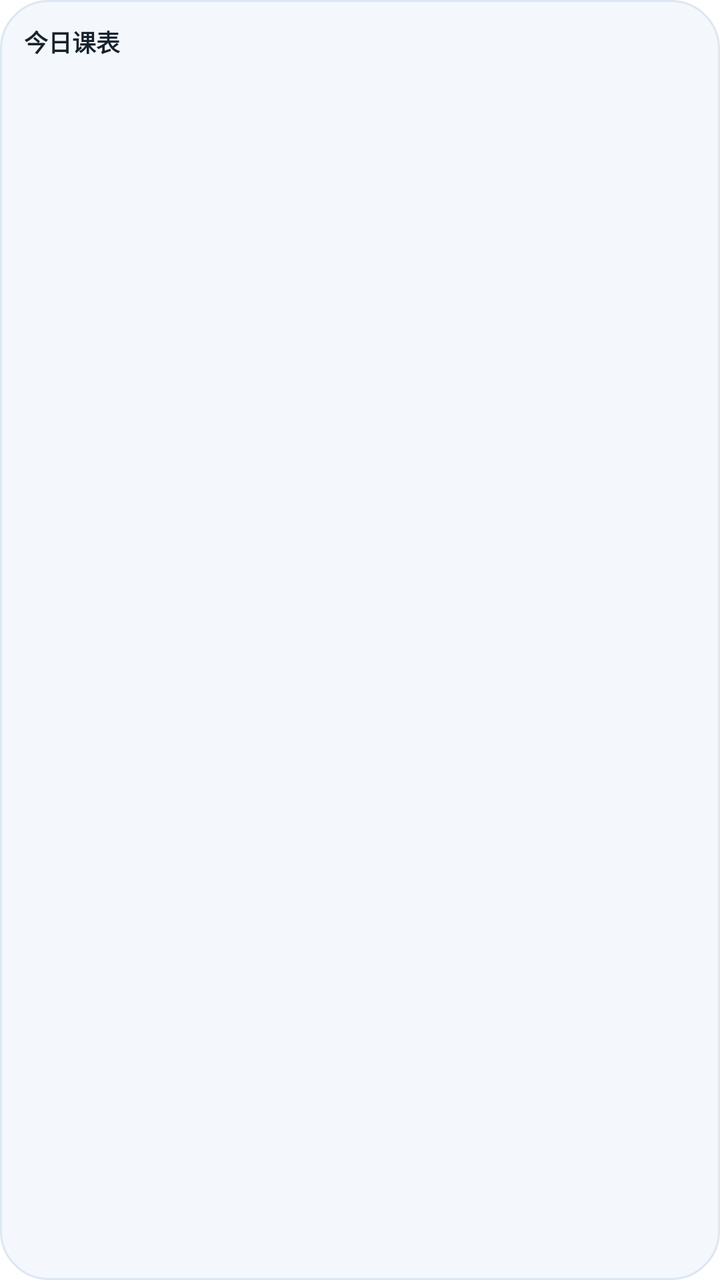
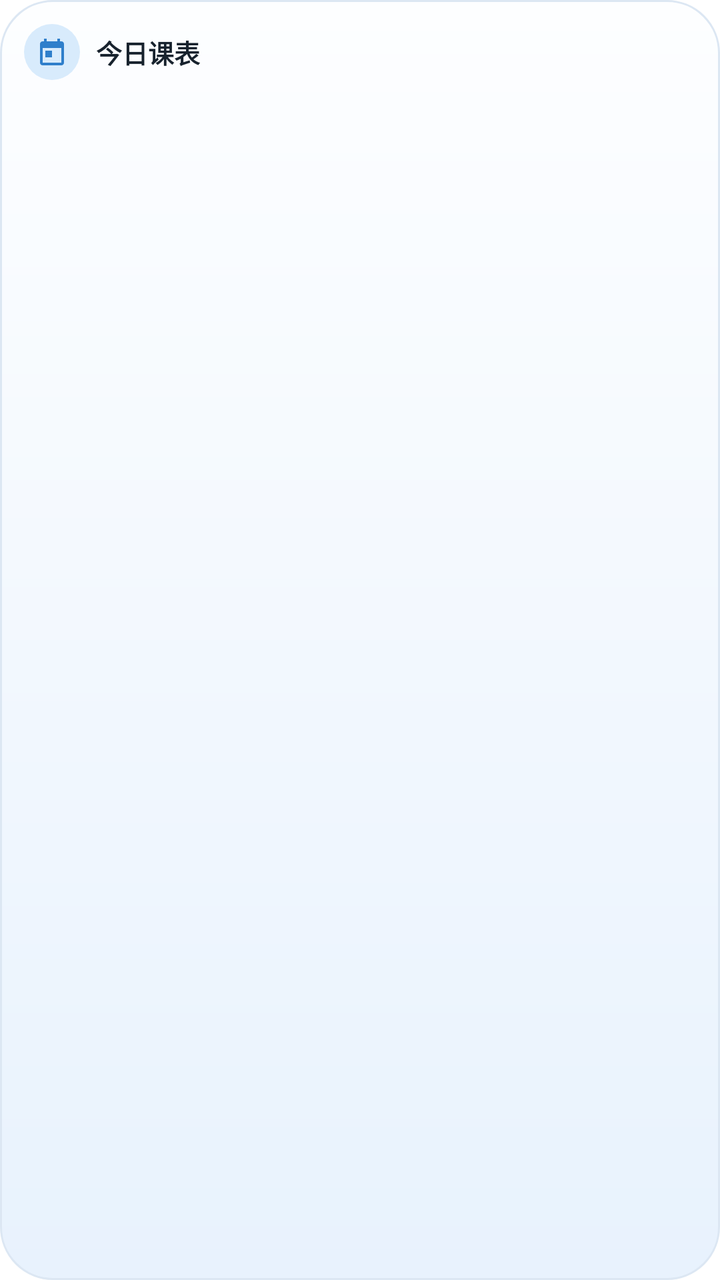

Before-and-after screenshots of an Android layout around one commit, followed by the original layout XML and the change that was made.
<!-- AndroidManifest.xml: fallback theme Theme.MaterialComponents.DayNight.NoActionBar -->
<!-- res/layout/widget_today_schedule.xml -->
<?xml version="1.0" encoding="utf-8"?>
<LinearLayout xmlns:android="http://schemas.android.com/apk/res/android"
    android:id="@+id/widget_schedule_root"
    android:layout_width="match_parent"
    android:layout_height="match_parent"
    android:orientation="vertical"
    android:background="@drawable/widget_background"
    android:padding="12dp">

    <LinearLayout
        android:layout_width="match_parent"
        android:layout_height="wrap_content"
        android:orientation="horizontal"
        android:gravity="center_vertical">

        <TextView
            android:id="@+id/widget_schedule_title"
            android:layout_width="wrap_content"
            android:layout_height="wrap_content"
            android:text="@string/widget_schedule_title"
            android:textColor="@color/widget_text"
            android:textSize="12sp"
            android:textStyle="bold" />

        <TextView
            android:id="@+id/widget_schedule_date"
            android:layout_width="0dp"
            android:layout_height="wrap_content"
            android:layout_weight="1"
            android:gravity="end"
            android:maxLines="1"
            android:ellipsize="end"
            android:textColor="@color/widget_muted"
            android:textSize="10sp" />
    </LinearLayout>

    <TextView
        android:id="@+id/widget_schedule_empty"
        android:layout_width="match_parent"
        android:layout_height="wrap_content"
        android:layout_marginTop="10dp"
        android:text="@string/widget_schedule_unsynced"
        android:textColor="@color/widget_muted"
        android:textSize="12sp"
        android:visibility="gone" />

    <LinearLayout
        android:id="@+id/widget_schedule_row_1"
        android:layout_width="match_parent"
        android:layout_height="wrap_content"
        android:orientation="horizontal"
        android:gravity="center_vertical"
        android:layout_marginTop="5dp"
        android:visibility="gone">

        <TextView
            android:id="@+id/widget_schedule_time_1"
            android:layout_width="52dp"
            android:layout_height="wrap_content"
            android:textColor="@color/widget_muted"
            android:textSize="9sp"
            android:maxLines="1" />

        <TextView
            android:id="@+id/widget_schedule_name_1"
            android:layout_width="0dp"
            android:layout_height="wrap_content"
            android:layout_weight="1"
            android:textColor="@color/widget_text"
            android:textSize="12sp"
            android:textStyle="bold"
            android:maxLines="1"
            android:ellipsize="end" />

        <TextView
            android:id="@+id/widget_schedule_room_1"
            android:layout_width="wrap_content"
            android:layout_height="wrap_content"
            android:layout_marginStart="6dp"
            android:textColor="@color/widget_muted"
            android:textSize="9sp"
            android:maxLines="1" />
    </LinearLayout>

    <LinearLayout
        android:id="@+id/widget_schedule_row_2"
        android:layout_width="match_parent"
        android:layout_height="wrap_content"
        android:orientation="horizontal"
        android:gravity="center_vertical"
        android:layout_marginTop="5dp"
        android:visibility="gone">

        <TextView
            android:id="@+id/widget_schedule_time_2"
            android:layout_width="52dp"
            android:layout_height="wrap_content"
            android:textColor="@color/widget_muted"
            android:textSize="9sp"
            android:maxLines="1" />

        <TextView
            android:id="@+id/widget_schedule_name_2"
            android:layout_width="0dp"
            android:layout_height="wrap_content"
            android:layout_weight="1"
            android:textColor="@color/widget_text"
            android:textSize="12sp"
            android:textStyle="bold"
            android:maxLines="1"
            android:ellipsize="end" />

        <TextView
            android:id="@+id/widget_schedule_room_2"
            android:layout_width="wrap_content"
            android:layout_height="wrap_content"
            android:layout_marginStart="6dp"
            android:textColor="@color/widget_muted"
            android:textSize="9sp"
            android:maxLines="1" />
    </LinearLayout>

    <LinearLayout
        android:id="@+id/widget_schedule_row_3"
        android:layout_width="match_parent"
        android:layout_height="wrap_content"
        android:orientation="horizontal"
        android:gravity="center_vertical"
        android:layout_marginTop="5dp"
        android:visibility="gone">

        <TextView
            android:id="@+id/widget_schedule_time_3"
            android:layout_width="52dp"
            android:layout_height="wrap_content"
            android:textColor="@color/widget_muted"
            android:textSize="9sp"
            android:maxLines="1" />

        <TextView
            android:id="@+id/widget_schedule_name_3"
            android:layout_width="0dp"
            android:layout_height="wrap_content"
            android:layout_weight="1"
            android:textColor="@color/widget_text"
            android:textSize="12sp"
            android:textStyle="bold"
            android:maxLines="1"
            android:ellipsize="end" />

        <TextView
            android:id="@+id/widget_schedule_room_3"
            android:layout_width="wrap_content"
            android:layout_height="wrap_content"
            android:layout_marginStart="6dp"
            android:textColor="@color/widget_muted"
            android:textSize="9sp"
            android:maxLines="1" />
    </LinearLayout>

    <LinearLayout
        android:id="@+id/widget_schedule_row_4"
        android:layout_width="match_parent"
        android:layout_height="wrap_content"
        android:orientation="horizontal"
        android:gravity="center_vertical"
        android:layout_marginTop="5dp"
        android:visibility="gone">

        <TextView
            android:id="@+id/widget_schedule_time_4"
            android:layout_width="52dp"
            android:layout_height="wrap_content"
            android:textColor="@color/widget_muted"
            android:textSize="9sp"
            android:maxLines="1" />

        <TextView
            android:id="@+id/widget_schedule_name_4"
            android:layout_width="0dp"
            android:layout_height="wrap_content"
            android:layout_weight="1"
            android:textColor="@color/widget_text"
            android:textSize="12sp"
            android:textStyle="bold"
            android:maxLines="1"
            android:ellipsize="end" />

        <TextView
            android:id="@+id/widget_schedule_room_4"
            android:layout_width="wrap_content"
            android:layout_height="wrap_content"
            android:layout_marginStart="6dp"
            android:textColor="@color/widget_muted"
            android:textSize="9sp"
            android:maxLines="1" />
    </LinearLayout>
</LinearLayout>
<!-- resources referenced by this layout -->
<resources>
  <color name="widget_muted">#6B7C8E</color>
  <color name="widget_text">#17222D</color>
  <!-- drawable widget_background (drawable) -->
  <?xml version="1.0" encoding="utf-8"?>
  <shape xmlns:android="http://schemas.android.com/apk/res/android"
      android:shape="rectangle">
      <solid android:color="@color/widget_background" />
      <stroke
          android:width="1dp"
          android:color="@color/widget_divider" />
      <corners android:radius="24dp" />
  </shape>
  <string name="widget_schedule_title">今日课表</string>
  <string name="widget_schedule_unsynced">尚未同步课表</string>
  <color name="widget_background">#F4F8FD</color>
  <color name="widget_divider">#DCE7F3</color>
</resources>

<!-- the commit's change to res/layout/widget_today_schedule.xml (unified diff, before → after) -->
@@ -3,196 +3,245 @@
     android:id="@+id/widget_schedule_root"
     android:layout_width="match_parent"
     android:layout_height="match_parent"
+    android:background="@drawable/widget_background"
     android:orientation="vertical"
-    android:background="@drawable/widget_background"
     android:padding="12dp">
 
     <LinearLayout
         android:layout_width="match_parent"
         android:layout_height="wrap_content"
-        android:orientation="horizontal"
-        android:gravity="center_vertical">
+        android:gravity="center_vertical"
+        android:orientation="horizontal">
+
+        <FrameLayout
+            android:layout_width="28dp"
+            android:layout_height="28dp"
+            android:background="@drawable/widget_icon_bg">
+
+            <ImageView
+                android:layout_width="16dp"
+                android:layout_height="16dp"
+                android:layout_gravity="center"
+                android:contentDescription="@null"
+                android:src="@drawable/ic_widget_calendar" />
+        </FrameLayout>
 
         <TextView
             android:id="@+id/widget_schedule_title"
             android:layout_width="wrap_content"
             android:layout_height="wrap_content"
+            android:layout_marginStart="8dp"
             android:text="@string/widget_schedule_title"
             android:textColor="@color/widget_text"
-            android:textSize="12sp"
+            android:textSize="13sp"
             android:textStyle="bold" />
 
         <TextView
             android:id="@+id/widget_schedule_date"
             android:layout_width="0dp"
             android:layout_height="wrap_content"
+            android:layout_marginStart="6dp"
             android:layout_weight="1"
+            android:ellipsize="end"
             android:gravity="end"
             android:maxLines="1"
-            android:ellipsize="end"
             android:textColor="@color/widget_muted"
-            android:textSize="10sp" />
+            android:textSize="9sp" />
     </LinearLayout>
 
-    <TextView
-        android:id="@+id/widget_schedule_empty"
+    <LinearLayout
         android:layout_width="match_parent"
-        android:layout_height="wrap_content"
-        android:layout_marginTop="10dp"
-        android:text="@string/widget_schedule_unsynced"
-        android:textColor="@color/widget_muted"
-        android:textSize="12sp"
-        android:visibility="gone" />
-
-    <LinearLayout
-        android:id="@+id/widget_schedule_row_1"
-        android:layout_width="match_parent"
-        android:layout_height="wrap_content"
-        android:orientation="horizontal"
+        android:layout_height="0dp"
+        android:layout_weight="1"
         android:gravity="center_vertical"
-        android:layout_marginTop="5dp"
-        android:visibility="gone">
+        android:orientation="vertical">
+
+        <LinearLayout
+            android:id="@+id/widget_schedule_row_1"
+            android:layout_width="match_parent"
+            android:layout_height="wrap_content"
+            android:layout_marginTop="4dp"
+            android:background="@drawable/widget_row_bg"
+            android:gravity="center_vertical"
+            android:orientation="horizontal"
+            android:paddingStart="9dp"
+            android:paddingTop="2dp"
+            android:paddingEnd="9dp"
+            android:paddingBottom="2dp"
+            android:visibility="gone">
+
+            <TextView
+                android:id="@+id/widget_schedule_time_1"
+                android:layout_width="44dp"
+                android:layout_height="wrap_content"
+                android:maxLines="1"
+                android:textColor="@color/widget_accent"
+                android:textSize="9sp"
+                android:textStyle="bold" />
+
+            <TextView
+                android:id="@+id/widget_schedule_name_1"
+                android:layout_width="0dp"
+                android:layout_height="wrap_content"
+                android:layout_weight="1"
+                android:ellipsize="end"
+                android:maxLines="1"
+                android:textColor="@color/widget_text"
+                android:textSize="12sp"
+                android:textStyle="bold" />
+
+            <TextView
+                android:id="@+id/widget_schedule_room_1"
+                android:layout_width="wrap_content"
+                android:layout_height="wrap_content"
+                android:layout_marginStart="6dp"
+                android:maxLines="1"
+                android:textColor="@color/widget_muted"
+                android:textSize="9sp" />
+        </LinearLayout>
+
+        <LinearLayout
+            android:id="@+id/widget_schedule_row_2"
+            android:layout_width="match_parent"
+            android:layout_height="wrap_content"
+            android:layout_marginTop="4dp"
+            android:background="@drawable/widget_row_bg"
+            android:gravity="center_vertical"
+            android:orientation="horizontal"
+            android:paddingStart="9dp"
+            android:paddingTop="2dp"
+            android:paddingEnd="9dp"
+            android:paddingBottom="2dp"
+            android:visibility="gone">
+
+            <TextView
+                android:id="@+id/widget_schedule_time_2"
+                android:layout_width="44dp"
+                android:layout_height="wrap_content"
+                android:maxLines="1"
+                android:textColor="@color/widget_accent"
+                android:textSize="9sp"
+                android:textStyle="bold" />
+
+            <TextView
+                android:id="@+id/widget_schedule_name_2"
+                android:layout_width="0dp"
+                android:layout_height="wrap_content"
+                android:layout_weight="1"
+                android:ellipsize="end"
+                android:maxLines="1"
+                android:textColor="@color/widget_text"
+                android:textSize="12sp"
+                android:textStyle="bold" />
+
+            <TextView
+                android:id="@+id/widget_schedule_room_2"
+                android:layout_width="wrap_content"
+                android:layout_height="wrap_content"
+                android:layout_marginStart="6dp"
+                android:maxLines="1"
+                android:textColor="@color/widget_muted"
+                android:textSize="9sp" />
+        </LinearLayout>
+
+        <LinearLayout
+            android:id="@+id/widget_schedule_row_3"
+            android:layout_width="match_parent"
+            android:layout_height="wrap_content"
+            android:layout_marginTop="4dp"
+            android:background="@drawable/widget_row_bg"
+            android:gravity="center_vertical"
+            android:orientation="horizontal"
+            android:paddingStart="9dp"
+            android:paddingTop="2dp"
+            android:paddingEnd="9dp"
+            android:paddingBottom="2dp"
+            android:visibility="gone">
+
+            <TextView
+                android:id="@+id/widget_schedule_time_3"
+                android:layout_width="44dp"
+                android:layout_height="wrap_content"
+                android:maxLines="1"
+                android:textColor="@color/widget_accent"
+                android:textSize="9sp"
+                android:textStyle="bold" />
+
+            <TextView
+                android:id="@+id/widget_schedule_name_3"
+                android:layout_width="0dp"
+                android:layout_height="wrap_content"
+                android:layout_weight="1"
+                android:ellipsize="end"
+                android:maxLines="1"
+                android:textColor="@color/widget_text"
+                android:textSize="12sp"
+                android:textStyle="bold" />
+
+            <TextView
+                android:id="@+id/widget_schedule_room_3"
+                android:layout_width="wrap_content"
+                android:layout_height="wrap_content"
+                android:layout_marginStart="6dp"
+                android:maxLines="1"
+                android:textColor="@color/widget_muted"
+                android:textSize="9sp" />
+        </LinearLayout>
+
+        <LinearLayout
+            android:id="@+id/widget_schedule_row_4"
+            android:layout_width="match_parent"
+            android:layout_height="wrap_content"
+            android:layout_marginTop="4dp"
+            android:background="@drawable/widget_row_bg"
+            android:gravity="center_vertical"
+            android:orientation="horizontal"
+            android:paddingStart="9dp"
+            android:paddingTop="2dp"
+            android:paddingEnd="9dp"
+            android:paddingBottom="2dp"
+            android:visibility="gone">
+
+            <TextView
+                android:id="@+id/widget_schedule_time_4"
+                android:layout_width="44dp"
+                android:layout_height="wrap_content"
+                android:maxLines="1"
+                android:textColor="@color/widget_accent"
+                android:textSize="9sp"
+                android:textStyle="bold" />
+
+            <TextView
+                android:id="@+id/widget_schedule_name_4"
+                android:layout_width="0dp"
+                android:layout_height="wrap_content"
+                android:layout_weight="1"
+                android:ellipsize="end"
+                android:maxLines="1"
+                android:textColor="@color/widget_text"
+                android:textSize="12sp"
+                android:textStyle="bold" />
+
+            <TextView
+                android:id="@+id/widget_schedule_room_4"
+                android:layout_width="wrap_content"
+                android:layout_height="wrap_content"
+                android:layout_marginStart="6dp"
+                android:maxLines="1"
+                android:textColor="@color/widget_muted"
+                android:textSize="9sp" />
+        </LinearLayout>
 
         <TextView
-            android:id="@+id/widget_schedule_time_1"
-            android:layout_width="52dp"
-            android:layout_height="wrap_content"
+            android:id="@+id/widget_schedule_empty"
+            android:layout_width="match_parent"
+            android:layout_height="wrap_content"
+            android:drawableTop="@drawable/ic_widget_calendar"
+            android:drawablePadding="6dp"
+            android:gravity="center"
+            android:text="@string/widget_schedule_unsynced"
             android:textColor="@color/widget_muted"
-            android:textSize="9sp"
-            android:maxLines="1" />
-
-        <TextView
-            android:id="@+id/widget_schedule_name_1"
-            android:layout_width="0dp"
-            android:layout_height="wrap_content"
-            android:layout_weight="1"
-            android:textColor="@color/widget_text"
             android:textSize="12sp"
-            android:textStyle="bold"
-            android:maxLines="1"
-            android:ellipsize="end" />
-
-        <TextView
-            android:id="@+id/widget_schedule_room_1"
-            android:layout_width="wrap_content"
-            android:layout_height="wrap_content"
-            android:layout_marginStart="6dp"
-            android:textColor="@color/widget_muted"
-            android:textSize="9sp"
-            android:maxLines="1" />
-    </LinearLayout>
-
-    <LinearLayout
-        android:id="@+id/widget_schedule_row_2"
-        android:layout_width="match_parent"
-        android:layout_height="wrap_content"
-        android:orientation="horizontal"
-        android:gravity="center_vertical"
-        android:layout_marginTop="5dp"
-        android:visibility="gone">
-
-        <TextView
-            android:id="@+id/widget_schedule_time_2"
-            android:layout_width="52dp"
-            android:layout_height="wrap_content"
-            android:textColor="@color/widget_muted"
-            android:textSize="9sp"
-            android:maxLines="1" />
-
-        <TextView
-            android:id="@+id/widget_schedule_name_2"
-            android:layout_width="0dp"
-            android:layout_height="wrap_content"
-            android:layout_weight="1"
-            android:textColor="@color/widget_text"
-            android:textSize="12sp"
-            android:textStyle="bold"
-            android:maxLines="1"
-            android:ellipsize="end" />
-
-        <TextView
-            android:id="@+id/widget_schedule_room_2"
-            android:layout_width="wrap_content"
-            android:layout_height="wrap_content"
-            android:layout_marginStart="6dp"
-            android:textColor="@color/widget_muted"
-            android:textSize="9sp"
-            android:maxLines="1" />
-    </LinearLayout>
-
-    <LinearLayout
-        android:id="@+id/widget_schedule_row_3"
-        android:layout_width="match_parent"
-        android:layout_height="wrap_content"
-        android:orientation="horizontal"
-        android:gravity="center_vertical"
-        android:layout_marginTop="5dp"
-        android:visibility="gone">
-
-        <TextView
-            android:id="@+id/widget_schedule_time_3"
-            android:layout_width="52dp"
-            android:layout_height="wrap_content"
-            android:textColor="@color/widget_muted"
-            android:textSize="9sp"
-            android:maxLines="1" />
-
-        <TextView
-            android:id="@+id/widget_schedule_name_3"
-            android:layout_width="0dp"
-            android:layout_height="wrap_content"
-            android:layout_weight="1"
-            android:textColor="@color/widget_text"
-            android:textSize="12sp"
-            android:textStyle="bold"
-            android:maxLines="1"
-            android:ellipsize="end" />
-
-        <TextView
-            android:id="@+id/widget_schedule_room_3"
-            android:layout_width="wrap_content"
-            android:layout_height="wrap_content"
-            android:layout_marginStart="6dp"
-            android:textColor="@color/widget_muted"
-            android:textSize="9sp"
-            android:maxLines="1" />
-    </LinearLayout>
-
-    <LinearLayout
-        android:id="@+id/widget_schedule_row_4"
-        android:layout_width="match_parent"
-        android:layout_height="wrap_content"
-        android:orientation="horizontal"
-        android:gravity="center_vertical"
-        android:layout_marginTop="5dp"
-        android:visibility="gone">
-
-        <TextView
-            android:id="@+id/widget_schedule_time_4"
-            android:layout_width="52dp"
-            android:layout_height="wrap_content"
-            android:textColor="@color/widget_muted"
-            android:textSize="9sp"
-            android:maxLines="1" />
-
-        <TextView
-            android:id="@+id/widget_schedule_name_4"
-            android:layout_width="0dp"
-            android:layout_height="wrap_content"
-            android:layout_weight="1"
-            android:textColor="@color/widget_text"
-            android:textSize="12sp"
-            android:textStyle="bold"
-            android:maxLines="1"
-            android:ellipsize="end" />
-
-        <TextView
-            android:id="@+id/widget_schedule_room_4"
-            android:layout_width="wrap_content"
-            android:layout_height="wrap_content"
-            android:layout_marginStart="6dp"
-            android:textColor="@color/widget_muted"
-            android:textSize="9sp"
-            android:maxLines="1" />
+            android:visibility="gone" />
     </LinearLayout>
 </LinearLayout>
<!-- resource entries referenced after the edit -->
@@ -1,20 +1,52 @@
 <!-- resources referenced by this layout -->
 <resources>
+  <color name="widget_accent">#2F7FCB</color>
   <color name="widget_muted">#6B7C8E</color>
   <color name="widget_text">#17222D</color>
+  <!-- drawable ic_widget_calendar (drawable) -->
+  <?xml version="1.0" encoding="utf-8"?>
+  <vector xmlns:android="http://schemas.android.com/apk/res/android"
+      android:width="24dp"
+      android:height="24dp"
+      android:viewportWidth="24"
+      android:viewportHeight="24">
+      <path
+          android:fillColor="@color/widget_accent"
+          android:pathData="M19,4h-1V2h-2v2H8V2H6v2H5C3.89,4 3,4.9 3,6v14c0,1.1 0.89,2 2,2h14c1.1,0 2,-0.9 2,-2V6c0,-1.1 -0.9,-2 -2,-2zM19,20H5V9h14v11zM7,11h5v5H7z" />
+  </vector>
   <!-- drawable widget_background (drawable) -->
   <?xml version="1.0" encoding="utf-8"?>
   <shape xmlns:android="http://schemas.android.com/apk/res/android"
       android:shape="rectangle">
-      <solid android:color="@color/widget_background" />
+      <gradient
+          android:angle="270"
+          android:endColor="@color/widget_bg_end"
+          android:startColor="@color/widget_bg_start"
+          android:type="linear" />
       <stroke
           android:width="1dp"
           android:color="@color/widget_divider" />
-      <corners android:radius="24dp" />
+      <corners android:radius="26dp" />
+  </shape>
+  <!-- drawable widget_icon_bg (drawable) -->
+  <?xml version="1.0" encoding="utf-8"?>
+  <shape xmlns:android="http://schemas.android.com/apk/res/android"
+      android:shape="oval">
+      <solid android:color="@color/widget_icon_bg" />
+  </shape>
+  <!-- drawable widget_row_bg (drawable) -->
+  <?xml version="1.0" encoding="utf-8"?>
+  <shape xmlns:android="http://schemas.android.com/apk/res/android"
+      android:shape="rectangle">
+      <solid android:color="@color/widget_row" />
+      <corners android:radius="12dp" />
   </shape>
   <string name="widget_schedule_title">今日课表</string>
   <string name="widget_schedule_unsynced">尚未同步课表</string>
-  <color name="widget_background">#F4F8FD</color>
+  <color name="widget_bg_end">#E8F2FD</color>
+  <color name="widget_bg_start">#FDFEFF</color>
   <color name="widget_divider">#DCE7F3</color>
+  <color name="widget_icon_bg">#D8EBFC</color>
+  <color name="widget_row">#F4F9FF</color>
 </resources>
 
